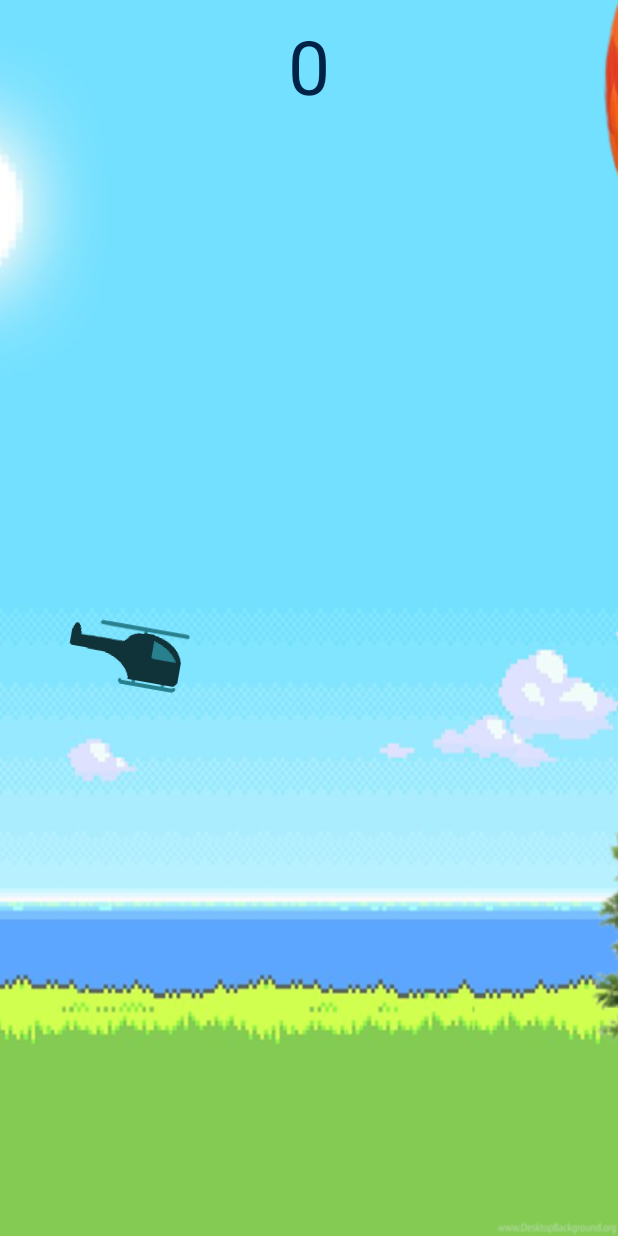
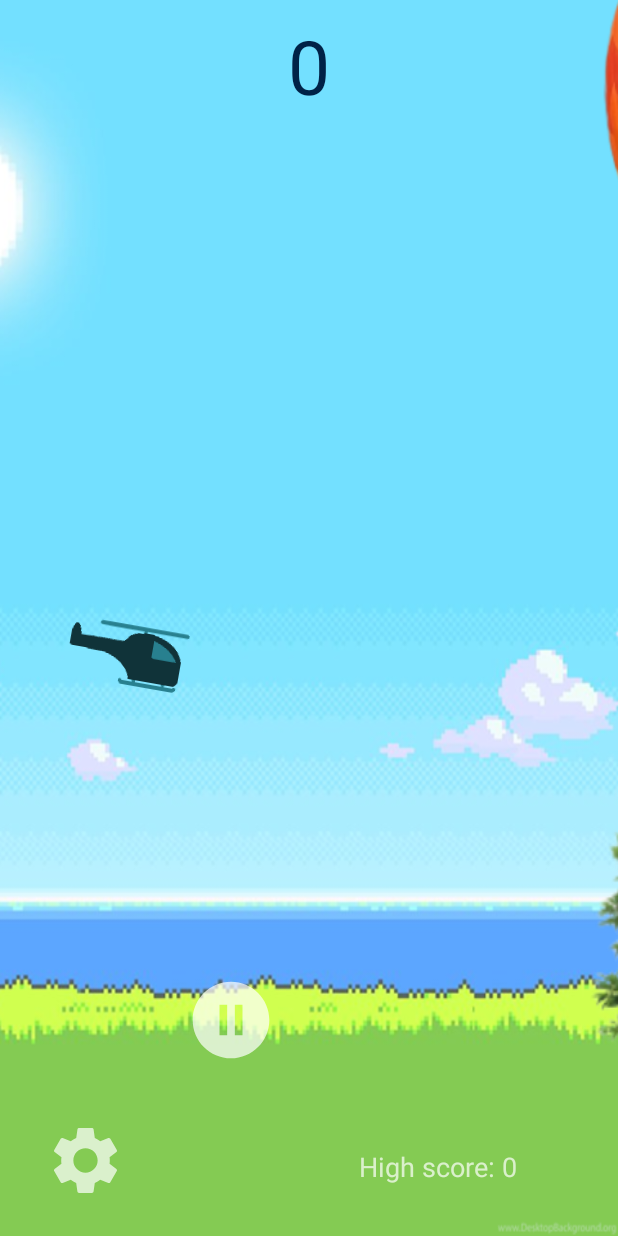
Before and after one commit to en3m3/Team08, an Android app: the screen it shows after launch (MainActivity), after a tap on "START", on a phone screen of 412 x 824 dp. Run offline under Robolectric (Android 15) with nearby library versions, the phone set to English and light mode, and no system bars.

Commit message:
added the settings, pause button and title

```diff
--- a/app/src/main/java/com/example/tapordie/MainActivity.java
+++ b/app/src/main/java/com/example/tapordie/MainActivity.java
@@ -13,7 +13,7 @@ import android.widget.RelativeLayout;
 import android.widget.TextView;
 
 public class MainActivity extends AppCompatActivity {
-    public static TextView txt_score, txt_best_score, txt_score_over;
+    public static TextView txt_score, txt_best_score, txt_score_over, txt_welcome;
     public static RelativeLayout rl_game_over;
     public static Button btn_start;
     private GameView gv;
@@ -30,6 +30,7 @@ public class MainActivity extends AppCompatActivity {
         txt_best_score = findViewById(R.id.txt_best_score);
         txt_score_over = findViewById(R.id.txt_score_over);
         rl_game_over = findViewById(R.id.rl_game_over);
+        txt_welcome = findViewById (R.id.txt_welcome);
         btn_start = findViewById(R.id.btn_start);
         gv = findViewById(R.id.gv);
 //        LocationManager locationManager = (LocationManager) this.getSystemService(Context.LOCATION_SERVICE);
@@ -39,6 +40,7 @@ public class MainActivity extends AppCompatActivity {
                 gv.setStart(true);
                 txt_score.setVisibility(View.VISIBLE);
                 btn_start.setVisibility(View.INVISIBLE);
+                txt_welcome.setVisibility(View.INVISIBLE);
             }
         });
         rl_game_over.setOnClickListener(new View.OnClickListener() {
--- /dev/null
+++ b/app/src/main/res/drawable/ic_baseline_pause_circle_24.xml
@@ -0,0 +1,10 @@
+<vector xmlns:android="http://schemas.android.com/apk/res/android"
+    android:width="24dp"
+    android:height="24dp"
+    android:viewportWidth="24"
+    android:viewportHeight="24"
+    android:tint="?attr/colorControlNormal">
+  <path
+      android:fillColor="@android:color/white"
+      android:pathData="M12,2C6.48,2 2,6.48 2,12s4.48,10 10,10s10,-4.48 10,-10S17.52,2 12,2zM11,16H9V8h2V16zM15,16h-2V8h2V16z"/>
+</vector>
--- /dev/null
+++ b/app/src/main/res/drawable/ic_baseline_settings_24.xml
@@ -0,0 +1,10 @@
+<vector xmlns:android="http://schemas.android.com/apk/res/android"
+    android:width="24dp"
+    android:height="24dp"
+    android:viewportWidth="24"
+    android:viewportHeight="24"
+    android:tint="?attr/colorControlNormal">
+  <path
+      android:fillColor="@android:color/white"
+      android:pathData="M19.14,12.94c0.04,-0.3 0.06,-0.61 0.06,-0.94c0,-0.32 -0.02,-0.64 -0.07,-0.94l2.03,-1.58c0.18,-0.14 0.23,-0.41 0.12,-0.61l-1.92,-3.32c-0.12,-0.22 -0.37,-0.29 -0.59,-0.22l-2.39,0.96c-0.5,-0.38 -1.03,-0.7 -1.62,-0.94L14.4,2.81c-0.04,-0.24 -0.24,-0.41 -0.48,-0.41h-3.84c-0.24,0 -0.43,0.17 -0.47,0.41L9.25,5.35C8.66,5.59 8.12,5.92 7.63,6.29L5.24,5.33c-0.22,-0.08 -0.47,0 -0.59,0.22L2.74,8.87C2.62,9.08 2.66,9.34 2.86,9.48l2.03,1.58C4.84,11.36 4.8,11.69 4.8,12s0.02,0.64 0.07,0.94l-2.03,1.58c-0.18,0.14 -0.23,0.41 -0.12,0.61l1.92,3.32c0.12,0.22 0.37,0.29 0.59,0.22l2.39,-0.96c0.5,0.38 1.03,0.7 1.62,0.94l0.36,2.54c0.05,0.24 0.24,0.41 0.48,0.41h3.84c0.24,0 0.44,-0.17 0.47,-0.41l0.36,-2.54c0.59,-0.24 1.13,-0.56 1.62,-0.94l2.39,0.96c0.22,0.08 0.47,0 0.59,-0.22l1.92,-3.32c0.12,-0.22 0.07,-0.47 -0.12,-0.61L19.14,12.94zM12,15.6c-1.98,0 -3.6,-1.62 -3.6,-3.6s1.62,-3.6 3.6,-3.6s3.6,1.62 3.6,3.6S13.98,15.6 12,15.6z"/>
+</vector>
--- a/app/src/main/res/layout/activity_main.xml
+++ b/app/src/main/res/layout/activity_main.xml
@@ -1,5 +1,7 @@
 <?xml version="1.0" encoding="utf-8"?>
-<RelativeLayout android:layout_width="match_parent"
+<RelativeLayout xmlns:app="http://schemas.android.com/apk/res-auto"
+    xmlns:tools="http://schemas.android.com/tools"
+    android:layout_width="match_parent"
     android:layout_height="match_parent"
     android:background="@drawable/background"
     xmlns:android="http://schemas.android.com/apk/res/android">
@@ -16,53 +18,127 @@
         android:text="0"
         android:layout_centerHorizontal="true"
         android:layout_marginTop="10sp"/>
+
     <Button
         android:id="@+id/btn_start"
-        android:layout_width="wrap_content"
+        android:layout_width="150dp"
         android:layout_height="wrap_content"
-        android:text="start"
-        android:padding="5dp"
         android:layout_centerInParent="true"
         android:background="#ffffff"
+        android:padding="5dp"
+        android:text="start"
         android:textColor="#000000" />
+
+    <TextView
+        android:id="@+id/txt_best_score"
+        android:layout_width="158dp"
+        android:layout_height="41dp"
+        android:layout_alignParentStart="true"
+        android:layout_alignParentLeft="true"
+        android:layout_alignParentEnd="true"
+        android:layout_alignParentRight="true"
+        android:layout_alignParentBottom="true"
+        android:layout_marginStart="239dp"
+        android:layout_marginLeft="239dp"
+        android:layout_marginTop="20dp"
+        android:layout_marginEnd="26dp"
+        android:layout_marginRight="26dp"
+        android:layout_marginBottom="17dp"
+        android:text="High score: 0"
+        android:textSize="18sp" />
+    <ImageView
+        android:id="@+id/settings_btn"
+        android:layout_width="63dp"
+        android:layout_height="54dp"
+        android:layout_alignParentStart="true"
+        android:layout_alignParentLeft="true"
+        android:layout_alignParentEnd="true"
+        android:layout_alignParentRight="true"
+        android:layout_alignParentBottom="true"
+        android:layout_marginStart="25dp"
+        android:layout_marginLeft="25dp"
+        android:layout_marginEnd="323dp"
+        android:layout_marginRight="323dp"
+        android:layout_marginBottom="23dp"
+        app:srcCompat="@drawable/ic_baseline_settings_24" />
+    <ImageView
+        android:id="@+id/pause_btn"
+        android:layout_width="93dp"
+        android:layout_height="64dp"
+        android:layout_marginStart="123dp"
+        android:layout_marginLeft="123dp"
+        android:layout_marginTop="648dp"
+        android:layout_marginEnd="227dp"
+        android:layout_marginRight="227dp"
+        android:layout_marginBottom="23dp"
+        app:srcCompat="@drawable/ic_baseline_pause_circle_24" />
+
+
+
+    <RelativeLayout
+        android:id="@+id/rl_welcome"
+        android:layout_width="match_parent"
+        android:layout_height="match_parent"
+        android:visibility="visible">
+
+        <TextView
+            android:id="@+id/txt_welcome"
+            android:layout_width="361dp"
+            android:layout_height="wrap_content"
+            android:layout_alignParentStart="true"
+            android:layout_alignParentLeft="true"
+            android:layout_alignParentTop="true"
+            android:layout_alignParentEnd="true"
+            android:layout_alignParentRight="true"
+            android:layout_alignParentBottom="true"
+            android:layout_marginStart="30dp"
+            android:layout_marginLeft="30dp"
+            android:layout_marginTop="206dp"
+            android:layout_marginEnd="20dp"
+            android:layout_marginRight="20dp"
+            android:layout_marginBottom="455dp"
+            android:text="Welcome to Tap or Die!"
+            android:textColor="@color/white"
+            android:textSize="30sp" />
+
         <RelativeLayout
             android:id="@+id/rl_game_over"
-        android:visibility="invisible"
             android:layout_width="match_parent"
-        android:layout_height="match_parent">
+            android:layout_height="match_parent"
+            android:visibility="invisible">
+
             <TextView
                 android:id="@+id/txt_game_over"
                 android:layout_width="wrap_content"
                 android:layout_height="wrap_content"
                 android:layout_centerInParent="true"
                 android:text="game over"
-        android:textSize="50dp"
-        android:textColor="#ff00"/>
+                android:textColor="#ff00"
+                android:textSize="50dp" />
+
             <TextView
                 android:id="@+id/txt_score_over"
                 android:layout_width="wrap_content"
                 android:layout_height="wrap_content"
+                android:layout_centerHorizontal="true"
+                android:layout_marginTop="20dp"
                 android:text="0"
-        android:textSize="100sp"
                 android:textColor="#ff00"
-        android:layout_marginTop="20dp"
-        android:layout_centerHorizontal="true"/>
-        <TextView
-        android:id="@+id/txt_best_score"
-        android:layout_width="wrap_content"
-        android:layout_height="wrap_content"
-        android:text="best: 0"
-        android:layout_centerHorizontal="true"
-        android:layout_below="@+id/txt_score_over"
-        android:layout_marginTop="20dp"/>
+                android:textSize="100sp" />
+
             <TextView
                 android:layout_width="wrap_content"
                 android:layout_height="wrap_content"
+                android:layout_below="@+id/txt_game_over"
+                android:layout_centerHorizontal="true"
+                android:layout_marginTop="20dp"
                 android:text="Touch screen to continue"
-            android:textSize="20sp"
-            android:layout_centerHorizontal="true"
-            android:layout_below="@+id/txt_game_over"
-            android:layout_marginTop="20dp"
-            android:textColor="#ff5722"/>
+                android:textColor="#ff5722"
+                android:textSize="20sp" />
+
         </RelativeLayout>
+
     </RelativeLayout>
+
+
+</RelativeLayout>
```
Lines whose indentation alone changed are shown as unchanged.
